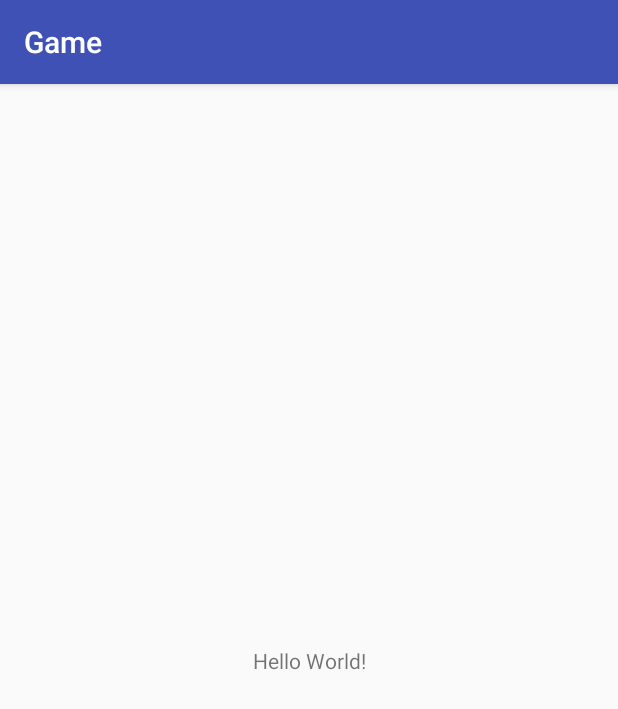
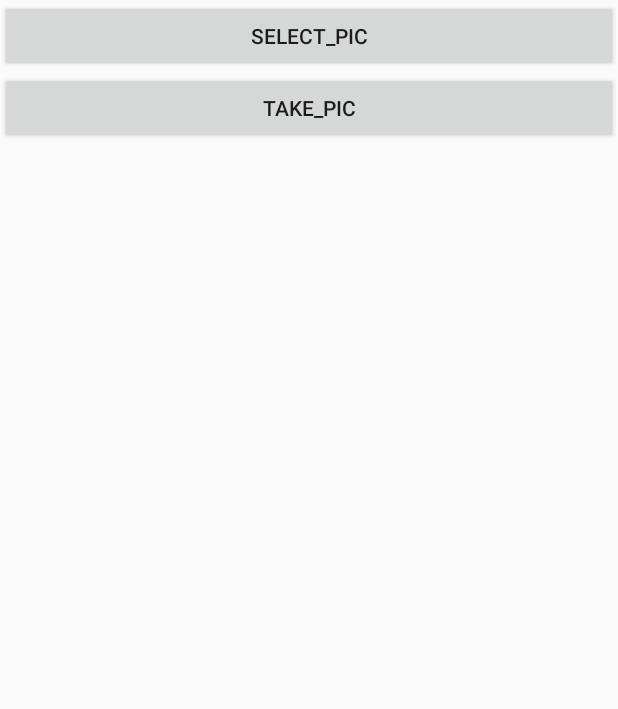
Before and after one commit to Routee/Test, an Android app: the screen it shows after launch (GameActivity), on a phone screen of 412 x 824 dp. Shown: the top 709 px of the screen. Run offline under Robolectric (Android 15) with nearby library versions, the phone set to English and light mode, and no system bars; our stand-ins replace ButterKnife; libraries missing offline, so code that uses them is left out: com.tbruyelle.rxpermissions2.

```diff
--- a/app/src/main/AndroidManifest.xml
+++ b/app/src/main/AndroidManifest.xml
@@ -2,14 +2,17 @@
 <manifest xmlns:android="http://schemas.android.com/apk/res/android"
           package="com.routee.game">
 
+    <uses-permission android:name="android.permission.CAMERA"/>
+
     <application
+        android:name=".MyApplication"
         android:allowBackup="true"
         android:icon="@mipmap/ic_launcher"
         android:label="@string/app_name"
         android:roundIcon="@mipmap/ic_launcher_round"
         android:supportsRtl="true"
         android:theme="@style/AppTheme">
-        <activity android:name=".module.main.GameActivity">
+        <activity android:name=".module.game.GameActivity">
             <intent-filter>
                 <action android:name="android.intent.action.MAIN"/>
 
--- a/app/src/main/java/com/routee/game/base/BaseActivity.java
+++ b/app/src/main/java/com/routee/game/base/BaseActivity.java
@@ -2,6 +2,8 @@ package com.routee.game.base;
 
 import android.os.Bundle;
 import android.support.v7.app.AppCompatActivity;
+
+import butterknife.ButterKnife;
 
 /**
  * @author: Routee
@@ -17,6 +19,7 @@ public abstract class BaseActivity extends AppCompatActivity {
     protected void onCreate(Bundle savedInstanceState) {
         super.onCreate(savedInstanceState);
         initView();
+        ButterKnife.bind(this);
     }
 
     public abstract void initView();
--- /dev/null
+++ b/app/src/main/java/com/routee/game/module/game/GameActivity.java
@@ -0,0 +1,51 @@
+package com.routee.game.module.game;
+
+import android.Manifest;
+import android.view.View;
+import android.widget.Button;
+import android.widget.Toast;
+
+import com.routee.game.R;
+import com.routee.game.base.BaseActivity;
+import com.tbruyelle.rxpermissions2.RxPermissions;
+
+import butterknife.BindView;
+import butterknife.OnClick;
+
+/**
+ * @author Routee
+ */
+public class GameActivity extends BaseActivity {
+
+    @BindView(R.id.bt_select_pic)
+    Button mBtSelectPic;
+    @BindView(R.id.bt_take_pic)
+    Button mBtTakePic;
+
+    @Override
+    public void initView() {
+        setContentView(R.layout.activity_main);
+    }
+
+    @OnClick({R.id.bt_select_pic, R.id.bt_take_pic})
+    public void onViewClicked(View view) {
+        switch (view.getId()) {
+            case R.id.bt_select_pic:
+                if (new RxPermissions(this).isGranted(Manifest.permission.WRITE_EXTERNAL_STORAGE)) {
+                    slectPic();
+                } else {
+                    new RxPermissions(this).request(Manifest.permission.WRITE_EXTERNAL_STORAGE);
+                }
+                break;
+            case R.id.bt_take_pic:
+                Toast.makeText(this, "拍照", Toast.LENGTH_SHORT).show();
+                break;
+            default:
+                break;
+        }
+    }
+
+    private void slectPic() {
+
+    }
+}
--- a/app/src/main/res/layout/activity_main.xml
+++ b/app/src/main/res/layout/activity_main.xml
@@ -1,19 +1,26 @@
 <?xml version="1.0" encoding="utf-8"?>
-<android.support.constraint.ConstraintLayout
+<LinearLayout
     xmlns:android="http://schemas.android.com/apk/res/android"
-    xmlns:app="http://schemas.android.com/apk/res-auto"
     xmlns:tools="http://schemas.android.com/tools"
     android:layout_width="match_parent"
     android:layout_height="match_parent"
-    tools:context="com.routee.game.module.main.GameActivity">
+    android:orientation="vertical"
+    tools:context="com.routee.game.module.game.GameActivity">
 
-    <TextView
-        android:layout_width="wrap_content"
+    <Button
+        android:id="@+id/bt_select_pic"
+        android:layout_width="match_parent"
         android:layout_height="wrap_content"
-        android:text="Hello World!"
-        app:layout_constraintBottom_toBottomOf="parent"
-        app:layout_constraintLeft_toLeftOf="parent"
-        app:layout_constraintRight_toRightOf="parent"
-        app:layout_constraintTop_toTopOf="parent"/>
+        android:text="Select_Pic"/>
 
-</android.support.constraint.ConstraintLayout>
+    <Button
+        android:id="@+id/bt_take_pic"
+        android:layout_width="match_parent"
+        android:layout_height="wrap_content"
+        android:text="Take_Pic"/>
+
+    <GridLayout
+        android:layout_width="match_parent"
+        android:layout_height="match_parent"/>
+
+</LinearLayout>
--- a/app/src/main/res/values/styles.xml
+++ b/app/src/main/res/values/styles.xml
@@ -1,7 +1,7 @@
 <resources>
 
     <!-- Base application theme. -->
-    <style name="AppTheme" parent="Theme.AppCompat.Light.DarkActionBar">
+    <style name="AppTheme" parent="Theme.AppCompat.Light.NoActionBar">
         <!-- Customize your theme here. -->
         <item name="colorPrimary">@color/colorPrimary</item>
         <item name="colorPrimaryDark">@color/colorPrimaryDark</item>
```
Also changed, not shown: app/build.gradle (+14 -3 lines), app/src/main/java/com/routee/game/module/main/GameActivity.java (deleted, +0 -12 lines).
